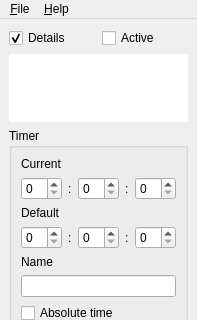
Qt form ui/mainwindow.ui (kervala/ktimer) before a commit; both pictures show x 0 to 197 and y 0 to 320 of the 197 by 484 pixel window.
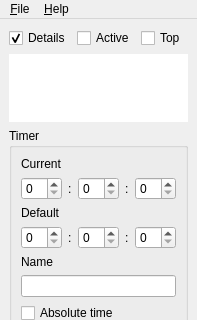
The same form after that commit. Custom widgets are drawn as their Qt base class.

Commit message: Changed: Always on top button

```diff
--- a/ui/mainwindow.ui
+++ b/ui/mainwindow.ui
@@ -6,7 +6,7 @@
    <rect>
     <x>0</x>
     <y>0</y>
-    <width>174</width>
+    <width>181</width>
     <height>481</height>
    </rect>
   </property>
@@ -31,6 +31,13 @@
         </property>
        </widget>
       </item>
+      <item>
+       <widget class="QCheckBox" name="topCheckBox">
+        <property name="text">
+         <string>Top</string>
+        </property>
+       </widget>
+      </item>
      </layout>
     </item>
     <item>
```
Left out of the diff: 2 changed lines with no effect on the pictures. The commit also changes 2 other files.
